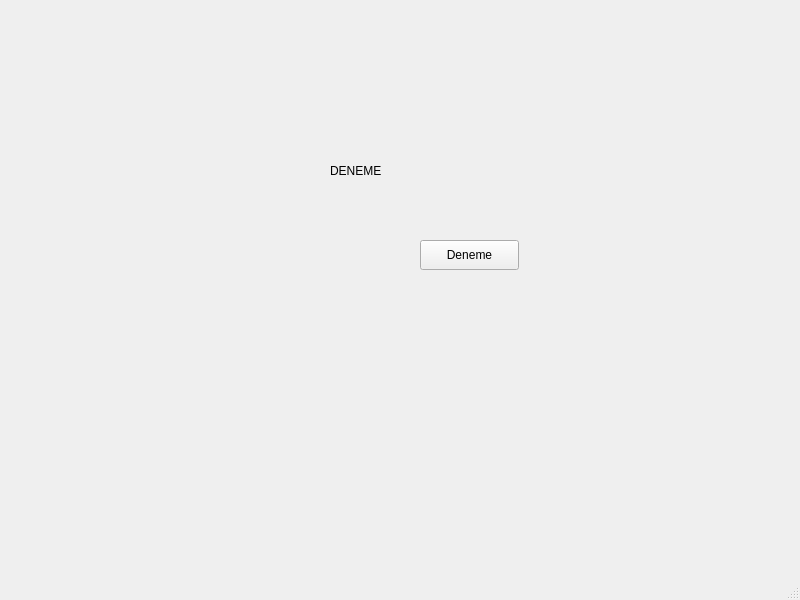
Above: res/ui/mainwindow.ui from cihansenyuz/test_remotes_for_TV before the change. Below: the same form after it.
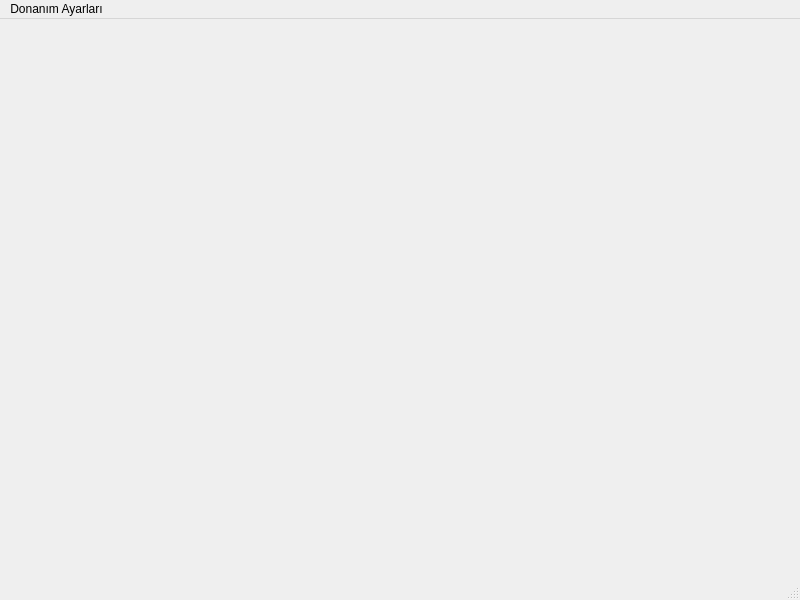
That is the form after the change.

Patch:
```diff
--- a/res/ui/mainwindow.ui
+++ b/res/ui/mainwindow.ui
@@ -13,34 +13,7 @@
   <property name="windowTitle">
    <string>MainWindow</string>
   </property>
-  <widget class="QWidget" name="centralwidget">
-   <widget class="QLabel" name="label">
-    <property name="geometry">
-     <rect>
-      <x>330</x>
-      <y>160</y>
-      <width>68</width>
-      <height>22</height>
-     </rect>
-    </property>
-    <property name="text">
-     <string>DENEME</string>
-    </property>
-   </widget>
-   <widget class="QPushButton" name="pushButton">
-    <property name="geometry">
-     <rect>
-      <x>420</x>
-      <y>240</y>
-      <width>99</width>
-      <height>30</height>
-     </rect>
-    </property>
-    <property name="text">
-     <string>Deneme</string>
-    </property>
-   </widget>
-  </widget>
+  <widget class="QWidget" name="centralwidget"/>
   <widget class="QMenuBar" name="menubar">
    <property name="geometry">
     <rect>
@@ -50,6 +23,12 @@
      <height>28</height>
     </rect>
    </property>
+   <widget class="QMenu" name="menuDonan_m_Ayarlar">
+    <property name="title">
+     <string>Donanım Ayarları</string>
+    </property>
+   </widget>
+   <addaction name="menuDonan_m_Ayarlar"/>
   </widget>
   <widget class="QStatusBar" name="statusbar"/>
  </widget>
```
Left out of the diff: 2 changed lines with no effect on the pictures.
